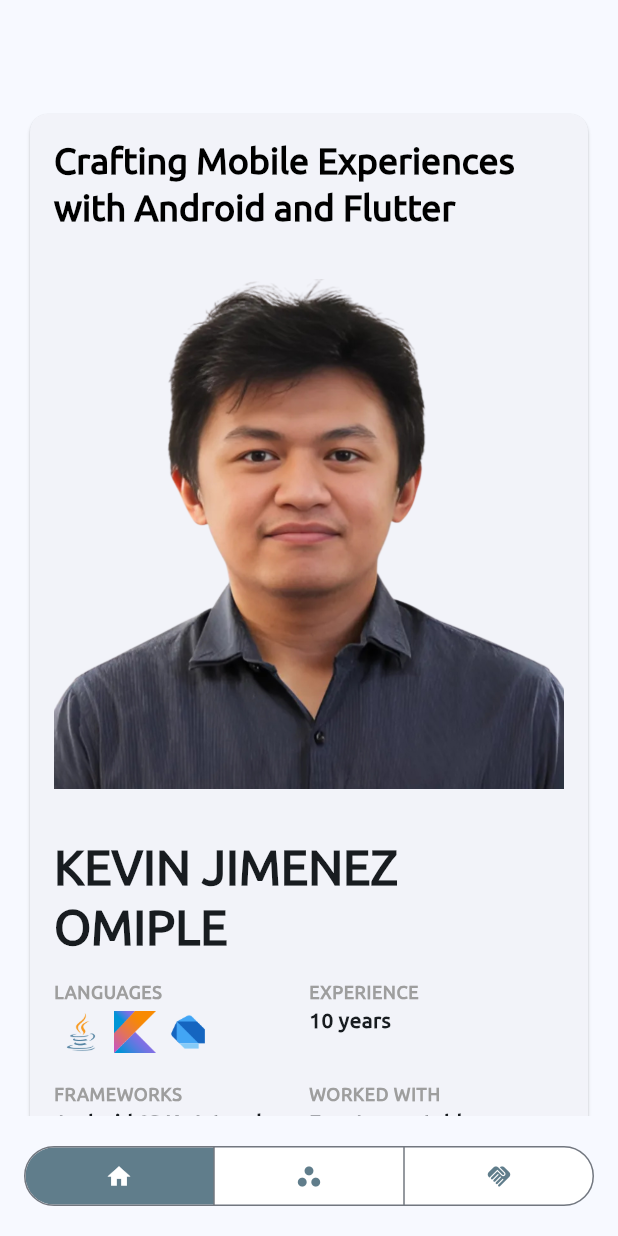
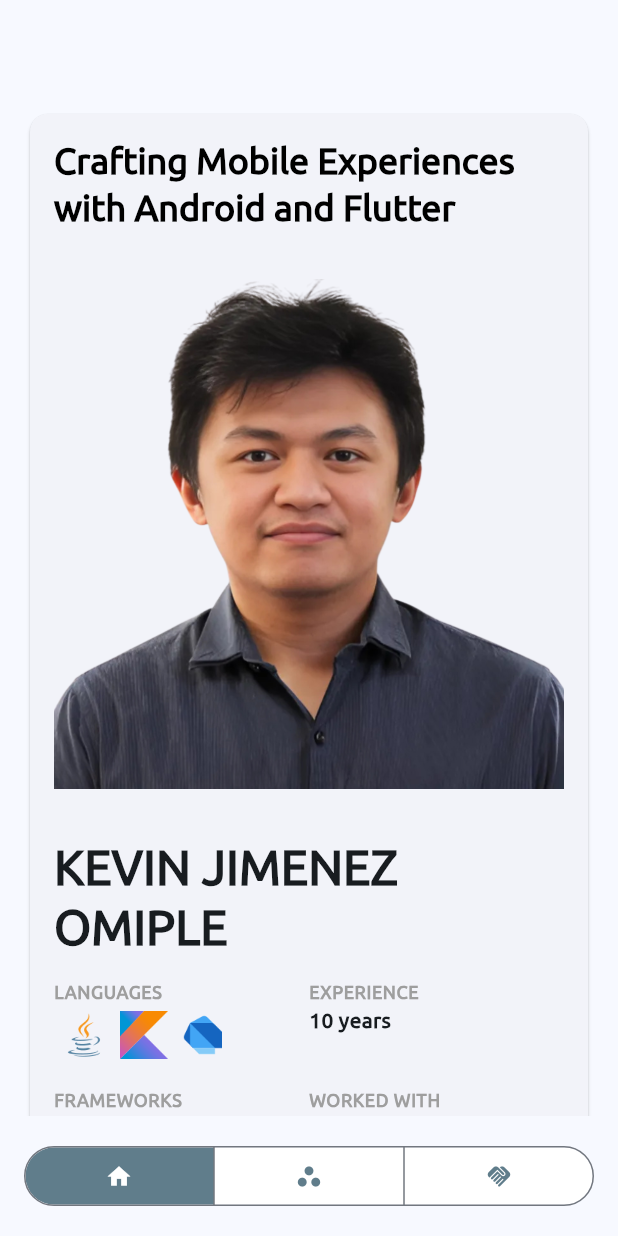
Before and after one commit to omiplekevin/koprofile_flutter, a Flutter app: the screen it shows after launch, on a phone screen of 412 x 824 dp. Run offline on Flutter 3.47's test engine with Material 3 defaults, Android fonts, the light colour scheme and no system bars.

```diff
--- a/lib/views/widgets/micro/ExperienceCell.dart
+++ b/lib/views/widgets/micro/ExperienceCell.dart
@@ -32,7 +32,7 @@ class ExperienceCell extends StatelessWidget {
                 ...experienceValue.map(
                   (v) => Padding(
                     padding: EdgeInsetsGeometry.all(4),
-                    child: Image.asset(v, width: 28, height: 28),
+                    child: Image.asset(v, width: 32, height: 32),
                   ),
                 ),
               ],
@@ -49,7 +49,7 @@ class ExperienceCell extends StatelessWidget {
                 experienceValue.join(", "),
                 style: Theme.of(context).textTheme.bodyMedium?.copyWith(
                   fontWeight: FontWeight.w900,
-                  fontSize: 14,
+                  fontSize: 16,
                 ),
               ),
             )
```
